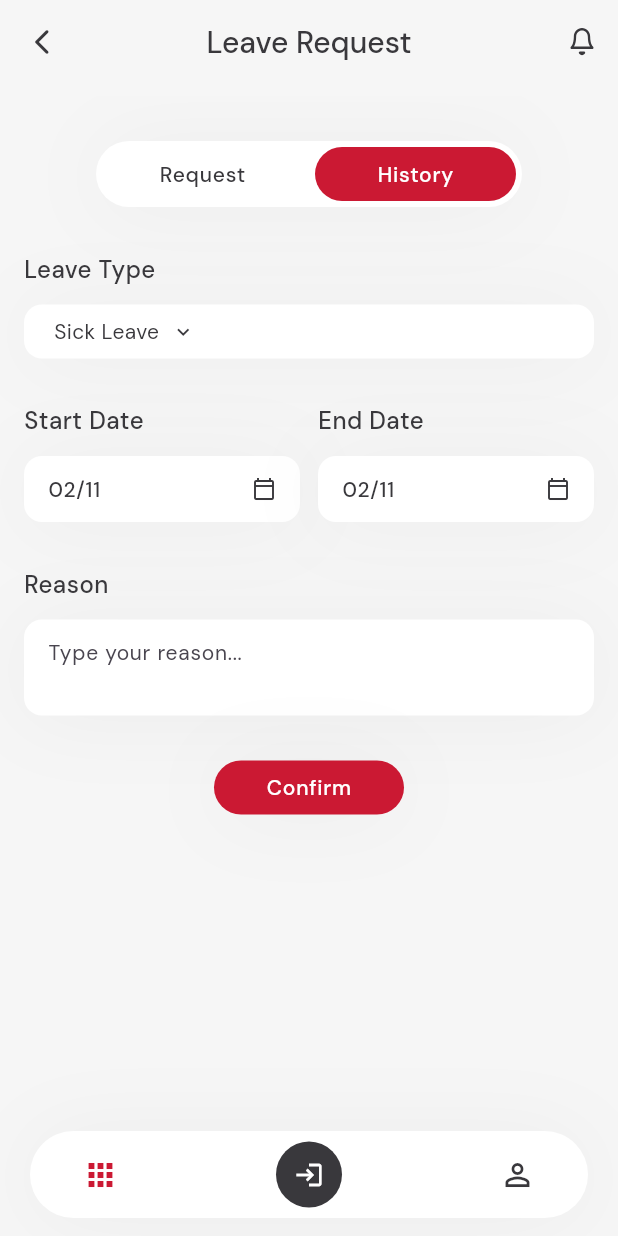
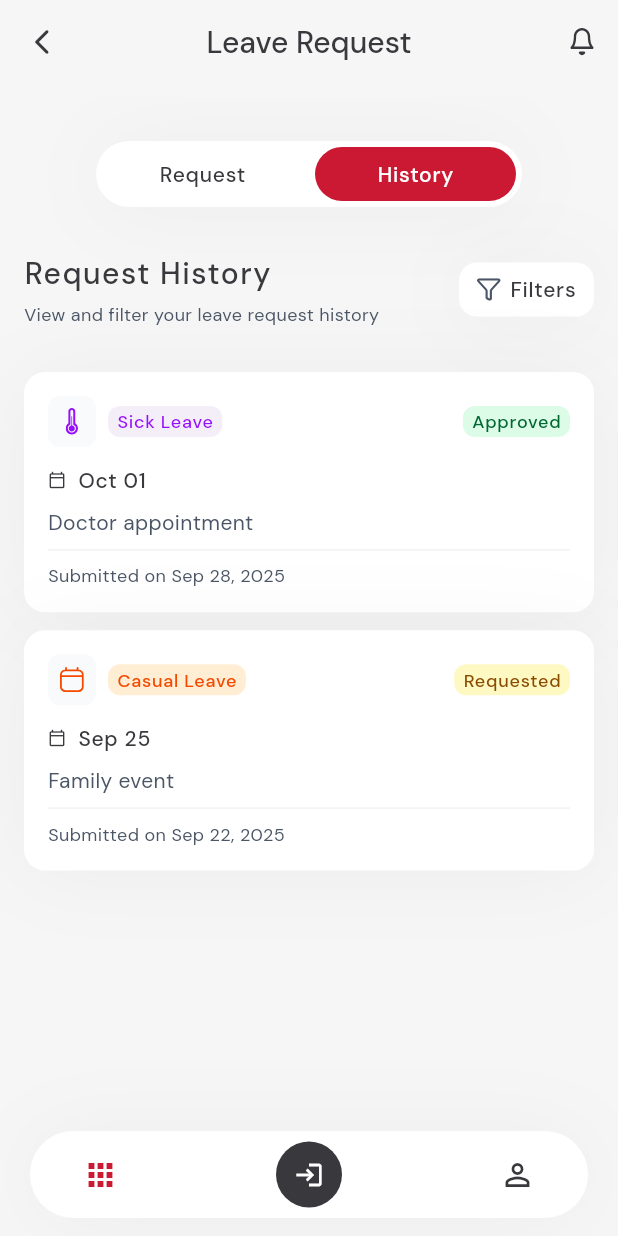
Before and after one commit to salma-al/smartvision-mobile-app, a Flutter app: the LeaveRequestPage screen opened directly, after a tap on "Annual Leave", after a tap on "Sick Leave", after a tap on "History", on a phone screen of 412 x 824 dp. Run offline on Flutter 3.47's test engine with Material 3 defaults, Android fonts, the light colour scheme and no system bars; our stand-ins replace flutter_svg, google_fonts.

Commit message:
feat(leave_request): history tab

```diff
--- a/lib/constants/app_constants.dart
+++ b/lib/constants/app_constants.dart
@@ -26,13 +26,19 @@ class AppColors {
   static const Color blue = Color(0xFF193CB8);
   static const Color lightBlue = Color(0xFFDBEAFE);
   static const Color purple = Color(0xFF9810FA);
+  static const Color lightPurple = Color(0xFFF4EEF9);
   static const Color pink = Color(0xFFE92D9A);
   static const Color orange = Color(0xFFF54900);
+  static const Color lightOrange = Color(0xFFFFEDD4);
   static const Color teal = Color(0xFF1787A5);
+  static const Color lightTeal = Color(0x291787A5);
   static const Color mint = Color(0xFF33B8BC);
   static const Color redOrange = Color(0xFFFF282C);
   static const Color red = Color(0xFF9F0712);
   static const Color lightRed = Color(0xFFFFE2E2);
+  static const Color yellow = Color(0xFF894B00);
+  static const Color lightYellow = Color(0xFFFEF9C2);
+  static const Color lightGrey = Color(0xFFF9FAFB);
 
   // Dynamic accent color based on company
   static Color getAccentColor(CompanyTheme company) => company.accentColor;
@@ -43,6 +49,7 @@ class AppSpacing {
   static const double sameSectionMargin = 16.0;
   static const double pagePaddingHorizontal = 16.0;
   static const double pagePaddingVertical = 30.0;
+  static const double margin12 = 12.0;
 }
 
 class AppTypography {
@@ -96,6 +103,14 @@ class AppTypography {
 
   static TextStyle p14({Color? color}) => TextStyle(
     fontSize: 14,
+    fontWeight: FontWeight.w500,
+    letterSpacing: 0.5,
+    color: color ?? AppColors.darkText,
+    fontFamily: GoogleFonts.dmSans().fontFamily,
+  );
+
+  static TextStyle p16({Color? color}) => TextStyle(
+    fontSize: 16,
     fontWeight: FontWeight.w500,
     letterSpacing: 0.5,
     color: color ?? AppColors.darkText,
--- a/lib/pages/leave_request_page.dart
+++ b/lib/pages/leave_request_page.dart
@@ -1,5 +1,6 @@
 import 'package:flutter/material.dart';
 import 'package:flutter_svg/flutter_svg.dart';
+import 'package:untitled1/widgets/icon_badge.dart';
 import '../constants/app_constants.dart';
 import '../widgets/base_scaffold.dart';
 import '../widgets/secondary_app_bar.dart';
@@ -143,15 +144,104 @@ class _LeaveRequestPageState extends State<LeaveRequestPage> {
               ),
               const SizedBox(height: AppSpacing.sectionMargin),
 
+              if (_tabIndex == 0)
+                _buildRequestTab(context)
+              else
+                _buildHistoryTab(context),
+            ],
+          ),
+        ),
+      ),
+    );
+  }
+
+  Widget _buildHistoryTab(BuildContext context) {
+    return Column(
+      crossAxisAlignment: CrossAxisAlignment.start,
+      children: [
+        // Header row
+        Row(
+          mainAxisAlignment: MainAxisAlignment.spaceBetween,
+          children: [
+            Expanded(
+              child: Column(
+                crossAxisAlignment: CrossAxisAlignment.start,
+                children: [
+                  Text('Request History', style: AppTypography.h3()),
+                  const SizedBox(height: 4),
+                  Text(
+                    'View and filter your leave request history',
+                    style: AppTypography.helperTextSmall(),
+                  ),
+                ],
+              ),
+            ),
+            const SizedBox(width: 12),
+            Container(
+              padding: const EdgeInsets.symmetric(vertical: 8, horizontal: 12),
+              decoration: BoxDecoration(
+                color: AppColors.white,
+                borderRadius: BorderRadius.circular(12),
+                boxShadow: AppShadows.popupShadow,
+              ),
+              child: Row(
+                children: [
+                  SvgPicture.asset(
+                    'assets/icons/filter.svg',
+                    width: 16,
+                    height: 16,
+                  ),
+                  const SizedBox(width: 6),
+                  Text('Filters', style: AppTypography.p14()),
+                ],
+              ),
+            ),
+          ],
+        ),
+        const SizedBox(height: AppSpacing.sectionMargin),
+
+        // List of history records
+        Column(
+          children: [
+            _HistoryRecord(
+              leaveType: 'Sick Leave',
+              status: 'Approved',
+              date: 'Oct 01',
+              reason: 'Doctor appointment',
+              submitted: 'Sep 28, 2025',
+            ),
+            const SizedBox(height: 12),
+            _HistoryRecord(
+              leaveType: 'Casual Leave',
+              status: 'Requested',
+              date: 'Sep 25',
+              reason: 'Family event',
+              submitted: 'Sep 22, 2025',
+            ),
+          ],
+        ),
+      ],
+    );
+  }
+
+  Widget _buildRequestTab(BuildContext context) {
+    return Column(
+      crossAxisAlignment: CrossAxisAlignment.start,
+      children: [
         // Leave Type
         const FormLabel('Leave Type'),
-              const SizedBox(height: 12),
+        const SizedBox(height: AppSpacing.margin12),
         SizedBox(
           width: double.infinity,
           child: FilterSelectField(
             label: '',
             value: _leaveType,
-                  options: const ['Annual Leave', 'Sick Leave', 'Unpaid Leave', 'Emergency Leave'],
+            options: const [
+              'Annual Leave',
+              'Sick Leave',
+              'Unpaid Leave',
+              'Emergency Leave',
+            ],
             onChanged: (v) => setState(() => _leaveType = v),
             popupMatchScreenWidth: true,
             screenHorizontalPadding: AppSpacing.pagePaddingHorizontal,
@@ -159,7 +249,7 @@ class _LeaveRequestPageState extends State<LeaveRequestPage> {
         ),
         const SizedBox(height: AppSpacing.sectionMargin),
 
-              // Start & End Date in one row
+        // Start & End Dates (same row, 12px gap)
         Row(
           children: [
             Expanded(
@@ -167,7 +257,7 @@ class _LeaveRequestPageState extends State<LeaveRequestPage> {
                 crossAxisAlignment: CrossAxisAlignment.start,
                 children: [
                   const FormLabel('Start Date'),
-                        const SizedBox(height: 12),
+                  const SizedBox(height: AppSpacing.margin12),
                   _DateField(
                     label: _formatDate(_start),
                     onTap: (context) =>
@@ -182,7 +272,7 @@ class _LeaveRequestPageState extends State<LeaveRequestPage> {
                 crossAxisAlignment: CrossAxisAlignment.start,
                 children: [
                   const FormLabel('End Date'),
-                        const SizedBox(height: 12),
+                  const SizedBox(height: AppSpacing.margin12),
                   _DateField(
                     label: _formatDate(_end),
                     onTap: (context) =>
@@ -193,13 +283,11 @@ class _LeaveRequestPageState extends State<LeaveRequestPage> {
             ),
           ],
         ),
-
-
         const SizedBox(height: AppSpacing.sectionMargin),
 
         // Reason
         const FormLabel('Reason'),
-              const SizedBox(height: 12),
+        const SizedBox(height: AppSpacing.margin12),
         Container(
           decoration: BoxDecoration(
             color: AppColors.white,
@@ -219,6 +307,7 @@ class _LeaveRequestPageState extends State<LeaveRequestPage> {
         ),
         const SizedBox(height: AppSpacing.sectionMargin),
 
+        // Submit button
         Row(
           mainAxisAlignment: MainAxisAlignment.center,
           children: [
@@ -233,9 +322,6 @@ class _LeaveRequestPageState extends State<LeaveRequestPage> {
           ],
         ),
       ],
-          ),
-        ),
-      ),
     );
   }
 }
@@ -272,3 +358,76 @@ class _DateField extends StatelessWidget {
     );
   }
 }
+
+class _HistoryRecord extends StatelessWidget {
+  final String leaveType;
+  final String status;
+  final String date;
+  final String reason;
+  final String submitted;
+
+  const _HistoryRecord({
+    required this.leaveType,
+    required this.status,
+    required this.date,
+    required this.reason,
+    required this.submitted,
+  });
+
+  @override
+  Widget build(BuildContext context) {
+    return Container(
+      width: double.infinity,
+      padding: const EdgeInsets.all(16),
+      decoration: BoxDecoration(
+        color: AppColors.white,
+        borderRadius: BorderRadius.circular(14),
+        boxShadow: AppShadows.popupShadow,
+      ),
+      child: Column(
+        crossAxisAlignment: CrossAxisAlignment.start,
+        children: [
+          // Row 1: Icon + badge + status
+          Row(
+            mainAxisAlignment: MainAxisAlignment.spaceBetween,
+            children: [
+              IconBadge(name: leaveType),
+              LeaveStatusBadge(status: status),
+            ],
+          ),
+          const SizedBox(height: 12),
+
+          // Row 2: Date + Reason
+          Row(
+            children: [
+              Icon(Icons.calendar_today_outlined, color: AppColors.darkText, size: 12),
+              const SizedBox(width: 8),
+              Text(date, style: AppTypography.p14()),
+            ],
+          ),
+          const SizedBox(height: 8),
+          Text(reason, style: AppTypography.helperText()),
+          const SizedBox(height: 8),
+
+          // Row 3: Submitted info
+          Container(
+            width: double.infinity,
+            padding: const EdgeInsets.only(top: 8),
+            decoration: const BoxDecoration(
+              border: Border(
+                top: BorderSide(
+                  color: Color(0xFFF3F4F6),
+                  width: 1.173,
+                ),
+              ),
+            ),
+            child: Text(
+              'Submitted on $submitted',
+              style: AppTypography.helperTextSmall(),
+            ),
+          ),
+        ],
+      ),
+    );
+  }
+}
--- /dev/null
+++ b/lib/widgets/icon_badge.dart
@@ -0,0 +1,123 @@
+import 'package:flutter/material.dart';
+import 'package:flutter_svg/flutter_svg.dart';
+import '../constants/app_constants.dart';
+
+/// Base reusable badge (used for both icon badges and status badges)
+class AppBadge extends StatelessWidget {
+  final String label;
+  final Color bgColor;
+  final Color textColor;
+  final EdgeInsets padding;
+  const AppBadge({
+    super.key,
+    required this.label,
+    required this.bgColor,
+    required this.textColor,
+    this.padding = const EdgeInsets.symmetric(vertical: 1.8, horizontal: 6),
+  });
+
+  @override
+  Widget build(BuildContext context) {
+    return Container(
+      padding: padding,
+      decoration: BoxDecoration(
+        color: bgColor,
+        borderRadius: BorderRadius.circular(8),
+      ),
+      child: Text(
+        label,
+        style: AppTypography.p12(color: textColor),
+      ),
+    );
+  }
+}
+
+/// Icon + badge together (used for leave type)
+class IconBadge extends StatelessWidget {
+  final String name; // e.g. "Sick Leave"
+  const IconBadge({super.key, required this.name});
+
+  @override
+  Widget build(BuildContext context) {
+    final _data = _getBadgeData(name);
+
+    return Row(
+      children: [
+        Container(
+          width: 32,
+          padding: const EdgeInsets.all(8),
+          decoration: BoxDecoration(
+            color: const Color(0xFFF9FAFB),
+            borderRadius: BorderRadius.circular(8),
+          ),
+          child: SvgPicture.asset(
+            'assets/icons/${_data['icon']}',
+            width: 18,
+            height: 18,
+          ),
+        ),
+        const SizedBox(width: 8),
+        AppBadge(
+          label: name,
+          bgColor: _data['bg'],
+          textColor: _data['text'],
+        ),
+      ],
+    );
+  }
+
+  /// Map badge name to icon and color scheme
+  Map<String, dynamic> _getBadgeData(String name) {
+    switch (name) {
+      case 'Sick Leave':
+        return {
+          'icon': 'sick.svg',
+          'bg': AppColors.lightPurple,
+          'text': AppColors.purple,
+        };
+      case 'Casual Leave':
+        return {
+          'icon': 'calendar_orange.svg',
+          'bg': AppColors.lightOrange,
+          'text': AppColors.orange,
+        };
+      case 'Annual Leave':
+      default:
+        return {
+          'icon': 'palm_tree_light.svg',
+          'bg': AppColors.lightBlue,
+          'text': AppColors.blue,
+        };
+    }
+  }
+}
+
+/// Status badge (uses same base badge style)
+class LeaveStatusBadge extends StatelessWidget {
+  final String status; // Approved, Requested, etc.
+  const LeaveStatusBadge({super.key, required this.status});
+
+  @override
+  Widget build(BuildContext context) {
+    final _data = _getStatusData(status);
+    return AppBadge(
+      label: status,
+      bgColor: _data['bg'],
+      textColor: _data['text'],
+    );
+  }
+
+  Map<String, dynamic> _getStatusData(String status) {
+    switch (status) {
+      case 'Approved':
+        return {'bg': AppColors.lightGreen, 'text': AppColors.green};
+      case 'Requested':
+        return {'bg': AppColors.lightYellow, 'text': AppColors.yellow};
+      case 'Manager Approved':
+        return {'bg': AppColors.lightTeal, 'text': AppColors.teal};
+      case 'Rejected':
+      default:
+        return {'bg': AppColors.lightRed, 'text': AppColors.red};
+    }
+  }
+}
```
Also changed, not shown: assets/icons/calendar_orange.svg (added), assets/icons/palm_tree_light.svg (added), assets/icons/sick.svg (added). Lines whose indentation alone changed are shown as unchanged.
